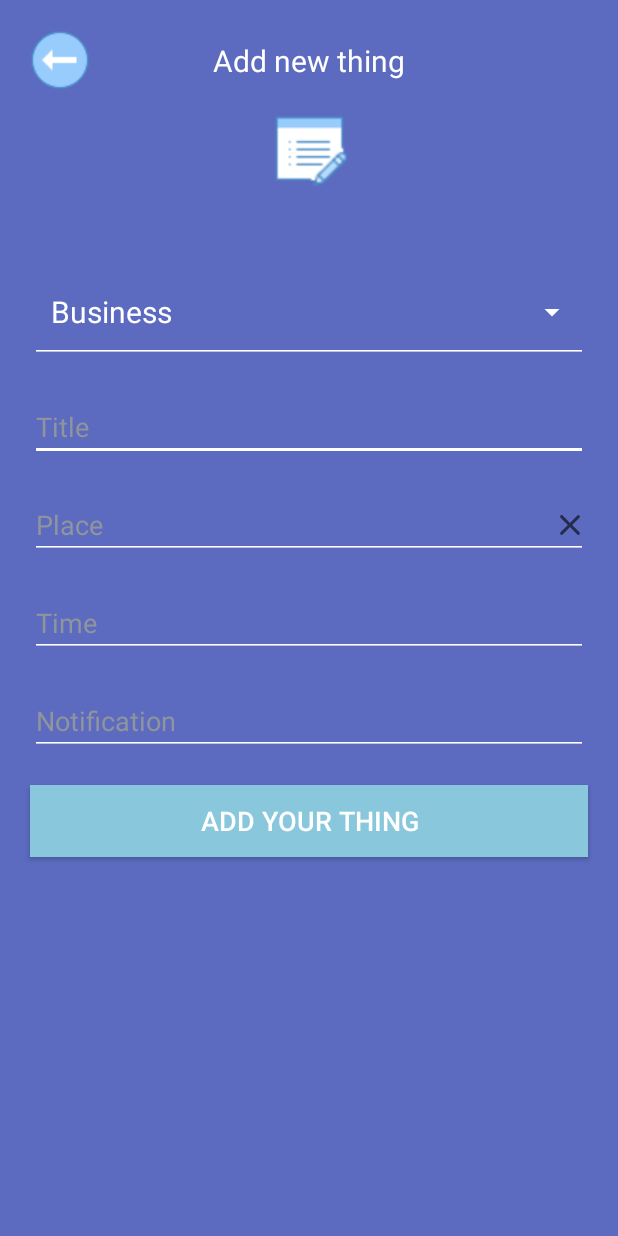
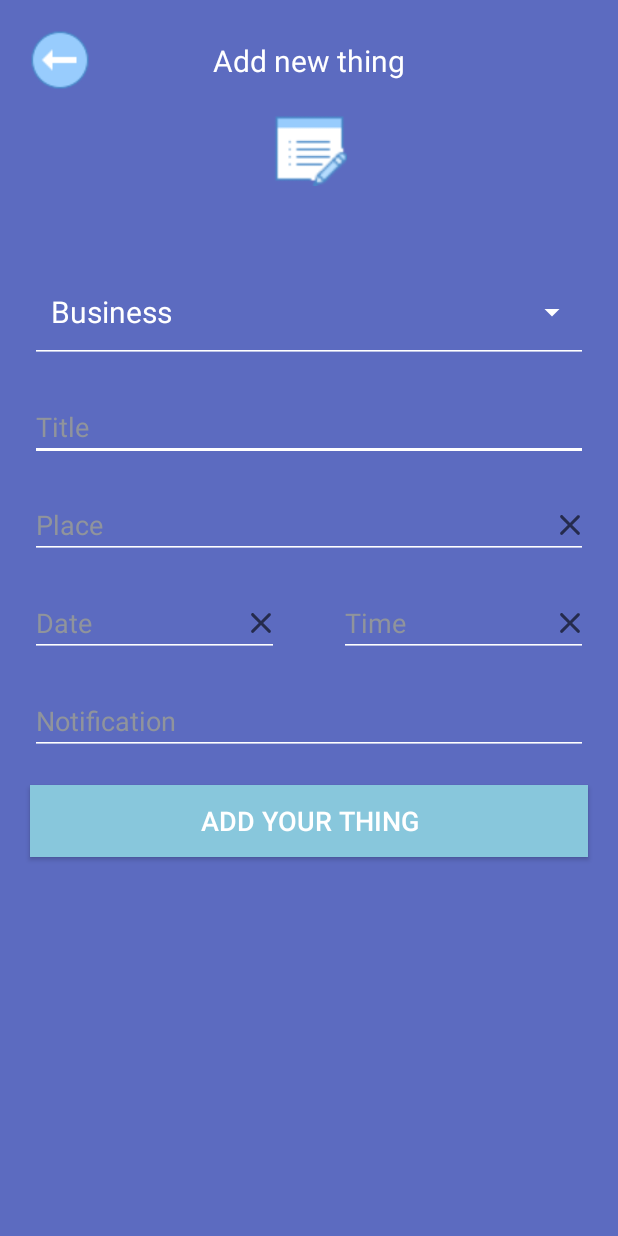
Before and after one commit to Hripsime14/Todo, an Android app: the AddToDo screen opened directly, with no data from a screen before it, on a phone screen of 412 x 824 dp. Run offline under Robolectric (Android 15) with nearby library versions, the phone set to English and light mode, and no system bars.

Commit message:
Added Date & Time picker functional.

```diff
--- a/app/src/main/java/com/example/todoapp/AddToDo.java
+++ b/app/src/main/java/com/example/todoapp/AddToDo.java
@@ -4,6 +4,8 @@ import androidx.annotation.Nullable;
 import androidx.appcompat.app.AppCompatActivity;
 
 import android.app.Activity;
+import android.app.DatePickerDialog;
+import android.app.TimePickerDialog;
 import android.content.Intent;
 import android.os.Bundle;
 import android.text.Editable;
@@ -11,14 +13,19 @@ import android.text.TextWatcher;
 import android.view.View;
 import android.widget.ArrayAdapter;
 import android.widget.Button;
+import android.widget.DatePicker;
 import android.widget.EditText;
 import android.widget.ImageButton;
 import android.widget.Spinner;
+import android.widget.TimePicker;
 
 import com.example.todoapp.Models.ToDoModel;
 import com.example.todoapp.Services.ToDoService;
 
+import java.util.Calendar;
+
 public class AddToDo extends AppCompatActivity {
+    //TODO: erb vor texty erkara linum, textView chi erkarum
     public static String ID = "ID";
     private long id = -1;
     private ToDoModel model = new ToDoModel();
@@ -42,14 +49,14 @@ public class AddToDo extends AppCompatActivity {
                 R.array.todo_types,
                 R.layout.color_spinner_layout
         );
-//        spinnerAdapter.setDropDownViewResource(R.layout.spinner_songle_row);
+//        spinnerAdapter.setDropDownViewResource(R.layout.spinner_sIngle_row);
 //        TODO: haskanal te es toxy inchi a petq u hamapatasxan layout@
 
         spinner = findViewById(R.id.type_spinner_id);
         spinner.setAdapter(spinnerAdapter);
 
-        ImageButton deleteButton = findViewById(R.id.delete_place_button_id);
-        deleteButton.setOnClickListener(new View.OnClickListener() {
+        ImageButton placeDeleteButton = findViewById(R.id.delete_place_button_id);
+        placeDeleteButton.setOnClickListener(new View.OnClickListener() {
             @Override
             public void onClick(View v) {
                 placeEditField.setText("");
@@ -78,10 +85,79 @@ public class AddToDo extends AppCompatActivity {
                 startActivityForResult(new Intent(getApplicationContext(), MapsActivity.class), MAP_REQUEST_CODE);
             }
         });
-//        placeEditField.addTextChangedListener(new ToDoTextWatcher(placeEditField));
+        placeEditField.addTextChangedListener(new ToDoTextWatcher(placeEditField));
 
-        EditText timeEditField = findViewById(R.id.time_edit_id);
+        final EditText dateEditField = findViewById(R.id.date_edit_id);
+        dateEditField.setShowSoftInputOnFocus(false);
+        dateEditField.setCursorVisible(false);
+        dateEditField.setOnClickListener(new View.OnClickListener() {
+            @Override
+            public void onClick(View v) {
+                final Calendar calendar = Calendar.getInstance();
+                int day = calendar.get(Calendar.DAY_OF_MONTH);
+                int month = calendar.get(Calendar.MONTH);
+                int year = calendar.get(Calendar.YEAR);
+                DatePickerDialog picker = new DatePickerDialog(AddToDo.this, R.style.DialogTheme,
+                        new DatePickerDialog.OnDateSetListener() {
+                            @Override
+                            public void onDateSet(DatePicker view, int year, int monthOfYear, int dayOfMonth) {
+                                String day;
+                                String month;
+                                if (dayOfMonth < 10) day = "0" + dayOfMonth;
+                                else day = dayOfMonth + "";
+                                if (++monthOfYear < 10) month = "0" + monthOfYear;
+                                else month = monthOfYear + "";
+                                dateEditField.setText(day + "/" + month + "/" + year);
+                            }
+                        }, year, month, day);
+                picker.show();
+            }
+        });
+        dateEditField.addTextChangedListener(new ToDoTextWatcher(dateEditField));
+
+        ImageButton dateDeleteButton = findViewById(R.id.delete_date_button_id);
+        dateDeleteButton.setOnClickListener(new View.OnClickListener() {
+            @Override
+            public void onClick(View v) {
+                dateEditField.setText("");
+                model.setDate(null);
+            }
+        });
+
+
+        final EditText timeEditField = findViewById(R.id.time_edit_id);
+        timeEditField.setShowSoftInputOnFocus(false);
+        timeEditField.setCursorVisible(false);
+        timeEditField.setOnClickListener(new View.OnClickListener() {
+            @Override
+            public void onClick(View v) {
+                TimePickerDialog timePickerDialog = new TimePickerDialog(AddToDo.this, R.style.DialogTheme,
+                        new TimePickerDialog.OnTimeSetListener() {
+                            @Override
+                            public void onTimeSet(TimePicker view, int hourOfDay, int minute) {
+                                String hour;
+                                String min;
+                                if (hourOfDay < 10) hour = "0" + hourOfDay;
+                                else hour = hourOfDay + "";
+                                if (minute < 10) min = "0" + minute;
+                                else min = minute + "";
+                                timeEditField.setText(hour + ":" + min);
+                            }
+                        }, 0, 0, true);
+                timePickerDialog.show();
+            };
+        });
         timeEditField.addTextChangedListener(new ToDoTextWatcher(timeEditField));
+
+        ImageButton timeDeleteButton = findViewById(R.id.delete_time_button_id);
+        timeDeleteButton.setOnClickListener(new View.OnClickListener() {
+            @Override
+            public void onClick(View v) {
+                timeEditField.setText("");
+                model.setTime(null);
+            }
+        });
+
 
         EditText notificEditField = findViewById(R.id.notification_edit_id);
         notificEditField.addTextChangedListener(new ToDoTextWatcher(notificEditField));
@@ -97,6 +173,7 @@ public class AddToDo extends AppCompatActivity {
             spinner.setSelection(model.getType());
             titleEditField.setText(model.getTitle());
             placeEditField.setText(model.getPlace());
+            dateEditField.setText(model.getDate());
             timeEditField.setText(model.getTime());
             notificEditField.setText(model.getNotification());
         }
@@ -134,7 +211,7 @@ public class AddToDo extends AppCompatActivity {
         String extra = "name";
         if (requestCode == MAP_REQUEST_CODE && data != null && data.hasExtra(extra)) {
             placeEditField.setText(data.getStringExtra(extra));
-            model.setPlace(placeEditField.getText().toString());
+//            model.setPlace(placeEditField.getText().toString());
         }
     }
 
@@ -163,6 +240,8 @@ public class AddToDo extends AppCompatActivity {
                     model.setTitle(text); break;
                 case R.id.place_edit_id:
                     model.setPlace(text); break;
+                case R.id.date_edit_id:
+                    model.setDate(text); break;
                 case R.id.time_edit_id:
                     model.setTime(text); break;
                 case R.id.notification_edit_id:
--- /dev/null
+++ b/app/src/main/res/drawable/transparent_background.xml
@@ -0,0 +1,4 @@
+<?xml version="1.0" encoding="utf-8"?>
+<selector xmlns:android="http://schemas.android.com/apk/res/android">
+    <solid android:color="#00000000" />
+</selector>
--- a/app/src/main/res/layout/activity_add_to_do.xml
+++ b/app/src/main/res/layout/activity_add_to_do.xml
@@ -84,6 +84,7 @@
         android:layout_marginTop="20sp"
         android:layout_marginEnd="20sp"
         android:layout_marginStart="20sp"
+        android:paddingEnd="20dp"
         android:focusable="false"
         app:layout_constraintStart_toStartOf="parent"
         app:layout_constraintTop_toBottomOf="@id/title_edit_id"
@@ -99,6 +100,56 @@
         app:layout_constraintBottom_toBottomOf="@id/place_edit_id"/>
 
 
+    <LinearLayout
+        android:id="@+id/date_time_id"
+        android:layout_width="match_parent"
+        android:layout_height="wrap_content"
+        app:layout_constraintStart_toStartOf="parent"
+        app:layout_constraintTop_toBottomOf="@id/place_edit_id"
+        app:layout_constraintEnd_toEndOf="parent"
+        android:orientation="horizontal"
+        android:weightSum="1">
+
+        <RelativeLayout
+            android:layout_width="match_parent"
+            android:layout_height="wrap_content"
+            android:layout_weight="0.5">
+
+            <EditText
+                android:id="@+id/date_edit_id"
+                android:layout_width="match_parent"
+                android:layout_height="wrap_content"
+                android:hint="@string/edit_date"
+                android:textColor="@color/colorWhite"
+                android:textColorHint="@color/colorGrey"
+                android:shadowColor="@color/colorWhite"
+                android:backgroundTint="@color/colorWhite"
+                android:textCursorDrawable="@drawable/cursor"
+                android:layout_marginTop="20sp"
+                android:layout_marginEnd="20sp"
+                android:layout_marginStart="20sp"
+                android:focusable="false"
+                android:layout_weight="0.5"/>
+
+            <ImageButton
+                android:id="@+id/delete_date_button_id"
+                android:layout_width="24dp"
+                android:layout_height="24dp"
+                android:src="@drawable/close"
+                android:background="@drawable/transparent_background"
+                android:layout_alignTop="@id/date_edit_id"
+                android:layout_alignBottom="@id/date_edit_id"
+                android:layout_alignEnd="@id/date_edit_id" />
+
+        </RelativeLayout>
+
+
+        <RelativeLayout
+            android:layout_width="match_parent"
+            android:layout_height="wrap_content"
+            android:layout_weight="0.5"  >
+
+
             <EditText
                 android:id="@+id/time_edit_id"
                 android:layout_width="match_parent"
@@ -112,9 +163,26 @@
                 android:layout_marginTop="20sp"
                 android:layout_marginEnd="20sp"
                 android:layout_marginStart="20sp"
-        app:layout_constraintStart_toStartOf="parent"
-        app:layout_constraintTop_toBottomOf="@id/place_edit_id"
-        app:layout_constraintEnd_toEndOf="parent" />
+                android:focusable="false"/>
+
+
+            <ImageButton
+                android:id="@+id/delete_time_button_id"
+                android:layout_width="24dp"
+                android:layout_height="24dp"
+                android:src="@drawable/close"
+                android:background="@drawable/transparent_background"
+                android:layout_alignTop="@id/time_edit_id"
+                android:layout_alignBottom="@id/time_edit_id"
+                android:layout_alignEnd="@id/time_edit_id" />
+
+
+        </RelativeLayout>
+
+    </LinearLayout>
+
+
+
 
 
 
@@ -132,7 +200,7 @@
         android:layout_marginEnd="20sp"
         android:layout_marginStart="20sp"
         app:layout_constraintStart_toStartOf="parent"
-        app:layout_constraintTop_toBottomOf="@id/time_edit_id"
+        app:layout_constraintTop_toBottomOf="@id/date_time_id"
         app:layout_constraintEnd_toEndOf="parent" />
 
 
--- a/app/src/main/res/values/strings.xml
+++ b/app/src/main/res/values/strings.xml
@@ -15,6 +15,7 @@
     <string name="type">Type</string>
     <string name="title">Title</string>
     <string name="place">Place</string>
+    <string name="edit_date">Date</string>
     <string name="edit_time">Time</string>
     <string name="notification">Notification</string>
     <string name="add_your_thing">ADD YOUR THING</string>
--- a/app/src/main/res/values/styles.xml
+++ b/app/src/main/res/values/styles.xml
@@ -26,5 +26,9 @@
         <item name="android:dropDownListViewStyle">@style/MatchSpinnerStyle</item>
     </style>
 
+    <style name="DialogTheme" parent="Theme.AppCompat.Light.Dialog">
+        <item name="colorAccent">@color/colorLightBlue</item>
+        <item name="android:text">@color/colorBlack</item>
+    </style>
 
 </resources>
```
Also changed, not shown: app/build.gradle (+4 -5 lines), app/src/main/java/com/example/todoapp/Backend/ToDoHelper.java (+11 -1 lines), app/src/main/java/com/example/todoapp/MapsActivity.java (+39 -8 lines), app/src/main/java/com/example/todoapp/Models/ToDoModel.java (+9 -0 lines), app/src/main/java/com/example/todoapp/Services/ToDoService.java (+13 -1 lines), app/src/main/java/com/example/todoapp/ToDoListAdapter.java (+9 -3 lines), app/src/main/res/layout/todo_list_single_row.xml (+40 -18 lines), app/src/main/res/layout/spinner_single_row.xml (renamed from app/src/main/res/layout/spinner_songle_row.xml). Lines whose indentation alone changed are shown as unchanged.
